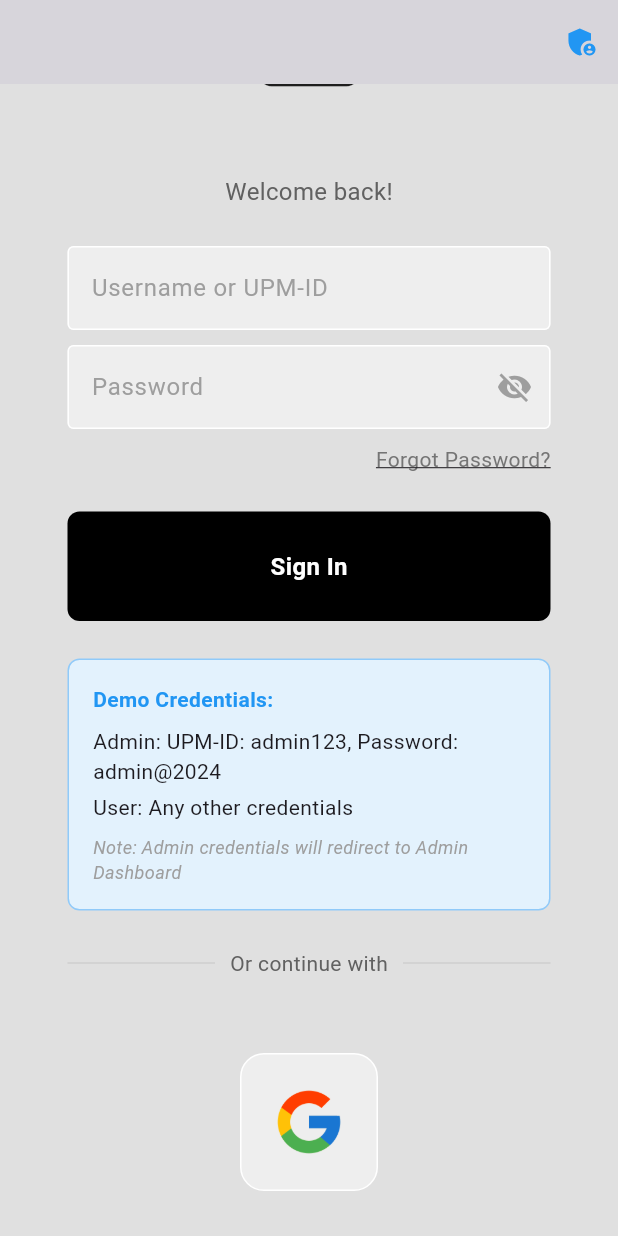
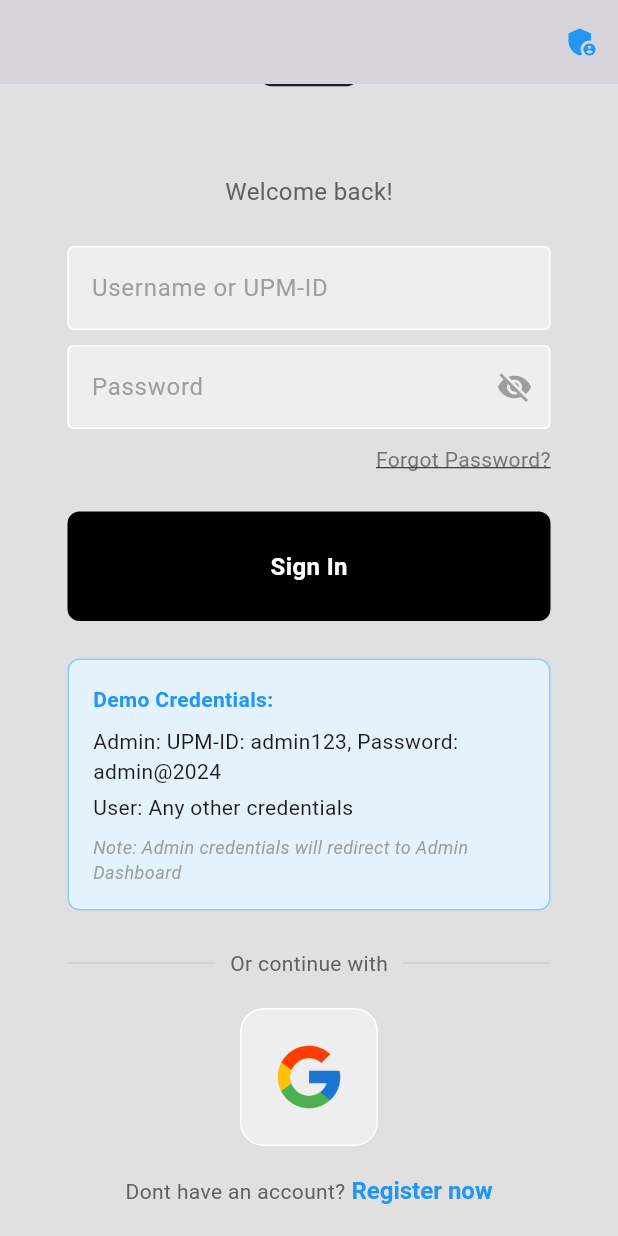
Before and after one commit to kyle-bdvl/FlutterProject, a Flutter app: the screen it shows after launch, scrolled down 160 dp, on a phone screen of 412 x 824 dp. Run offline on Flutter 3.47's test engine with Material 3 defaults, Android fonts, the phone set to English and light mode, and no system bars; our stand-ins replace csv, file_picker, open_file, pdf, permission_handler, printing and 1 more.

Commit message:
Make Google button spacing consistent on login page

```diff
--- a/flutter_application_1/lib/pages/login_page.dart
+++ b/flutter_application_1/lib/pages/login_page.dart
@@ -252,7 +252,7 @@ class _LoginPageState extends State<LoginPage> {
                     ),
                   ),
 
-                  const SizedBox(height: 50),
+                  const SizedBox(height: 20),
 
                   // google + apple sign in buttons
                   Row(
@@ -263,7 +263,7 @@ class _LoginPageState extends State<LoginPage> {
                     ],
                   ),
 
-                  const SizedBox(height: 50),
+                  const SizedBox(height: 20),
 
                   // not register yet? register now
                   Row(
```
Also changed, not shown: flutter_application_1/pubspec.lock.
